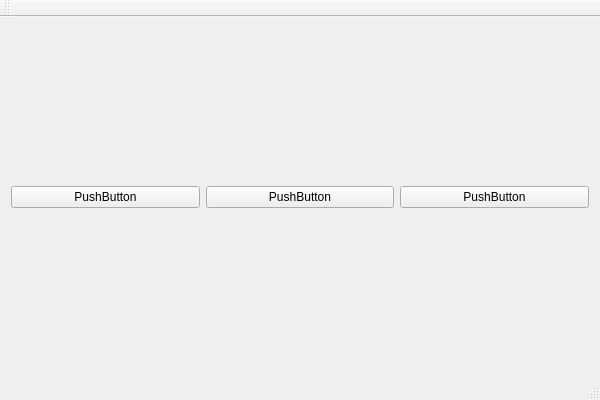
First picture: the form in Src/08_Layout/MainWindow.ui, repository Fowindy/QtCode_VS, before the edit.
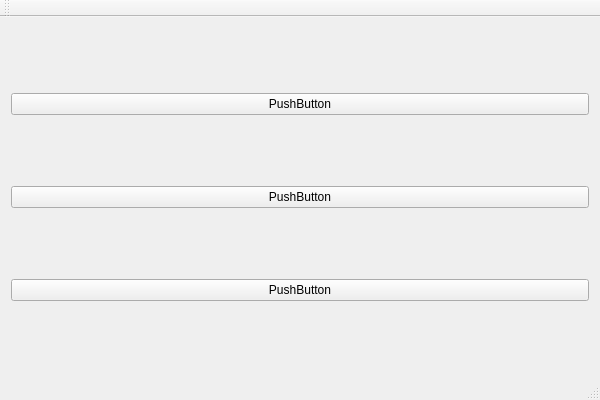
Second picture: the form after the edit.

Commit message: 全局布局_垂直

What changed in the file:
```diff
--- a/Src/08_Layout/MainWindow.ui
+++ b/Src/08_Layout/MainWindow.ui
@@ -14,21 +14,7 @@
    <string>MainWindow</string>
   </property>
   <widget class="QWidget" name="centralWidget">
-   <layout class="QHBoxLayout" name="horizontalLayout">
-    <item>
-     <widget class="QPushButton" name="pushButton">
-      <property name="text">
-       <string>PushButton</string>
-      </property>
-     </widget>
-    </item>
-    <item>
-     <widget class="QPushButton" name="pushButton_2">
-      <property name="text">
-       <string>PushButton</string>
-      </property>
-     </widget>
-    </item>
+   <layout class="QVBoxLayout" name="verticalLayout">
     <item>
      <widget class="QPushButton" name="pushButton_3">
       <property name="text">
@@ -36,6 +22,20 @@
       </property>
      </widget>
     </item>
+    <item>
+     <widget class="QPushButton" name="pushButton_2">
+      <property name="text">
+       <string>PushButton</string>
+      </property>
+     </widget>
+    </item>
+    <item>
+     <widget class="QPushButton" name="pushButton">
+      <property name="text">
+       <string>PushButton</string>
+      </property>
+     </widget>
+    </item>
    </layout>
   </widget>
   <widget class="QMenuBar" name="menuBar">
```
